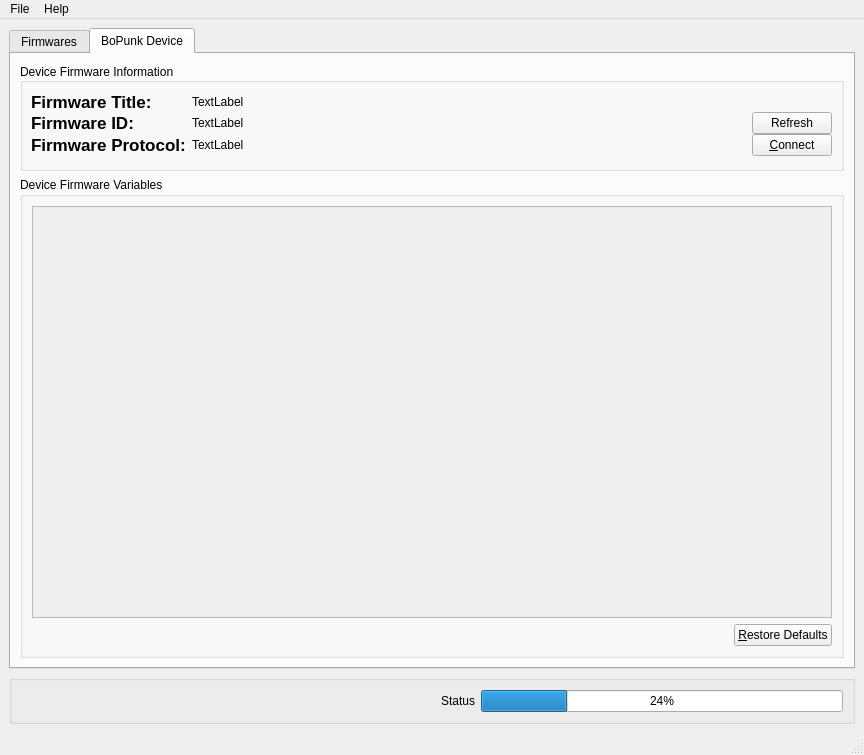
First picture: the form in interface/BoPunkMainWindow.ui, repository elcritch/bopunk, before the edit.
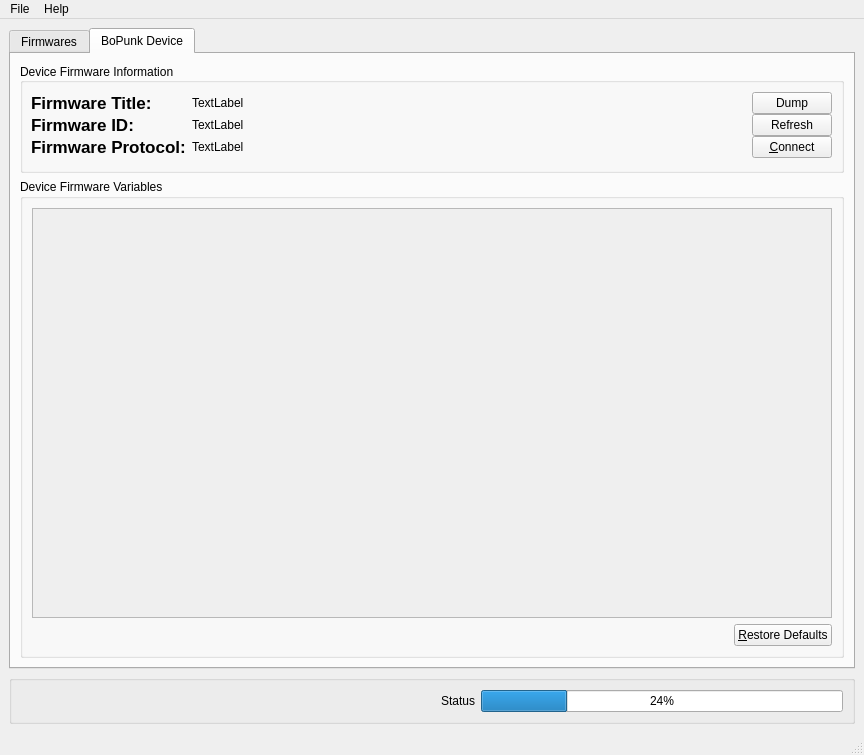
Second picture: the form after the edit. The open tabs and pages were chosen to show the change. Custom widgets are drawn as their Qt base class.

Commit message: restructured, added variable flushing with device locking, dump button, refresh button

What changed in the file:
```diff
--- a/interface/BoPunkMainWindow.ui
+++ b/interface/BoPunkMainWindow.ui
@@ -241,7 +241,7 @@
                 <x>0</x>
                 <y>0</y>
                 <width>760</width>
-                <height>368</height>
+                <height>365</height>
                </rect>
               </property>
               <layout class="QGridLayout" name="gridLayout_2" >
@@ -426,6 +426,13 @@
              </property>
             </widget>
            </item>
+           <item row="0" column="3" >
+            <widget class="QPushButton" name="buttonFirmDump" >
+             <property name="text" >
+              <string>Dump</string>
+             </property>
+            </widget>
+           </item>
           </layout>
          </widget>
         </item>
```
Left out of the diff: 6 changed lines with no effect on the pictures. The commit also changes 11 other files.
